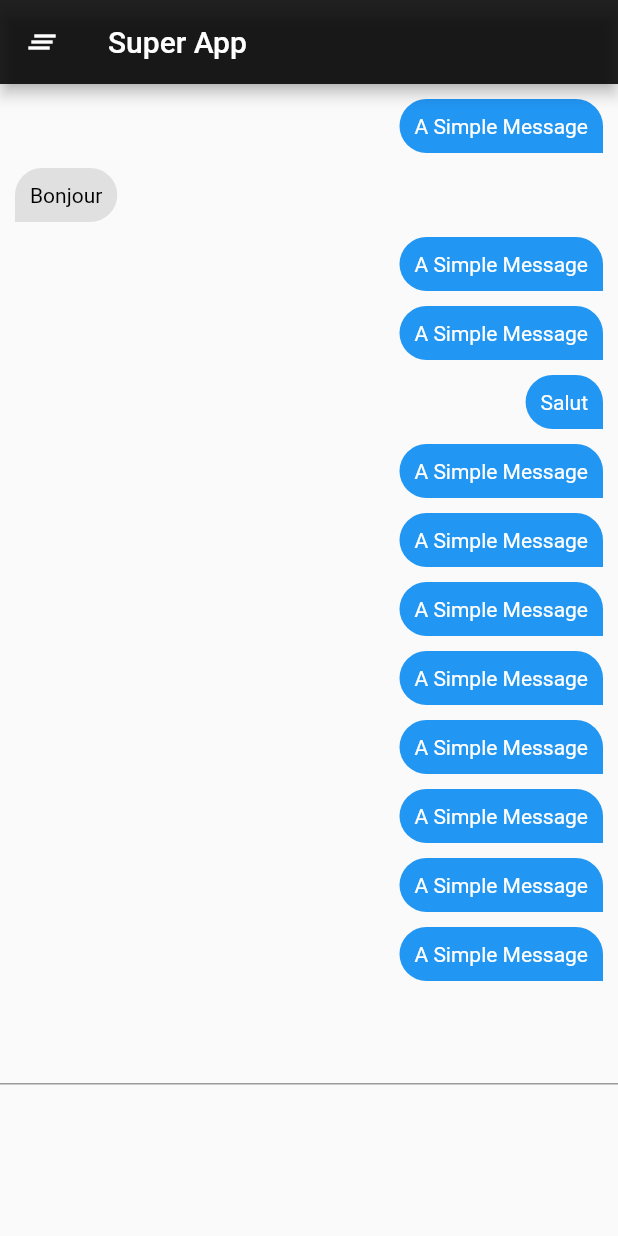
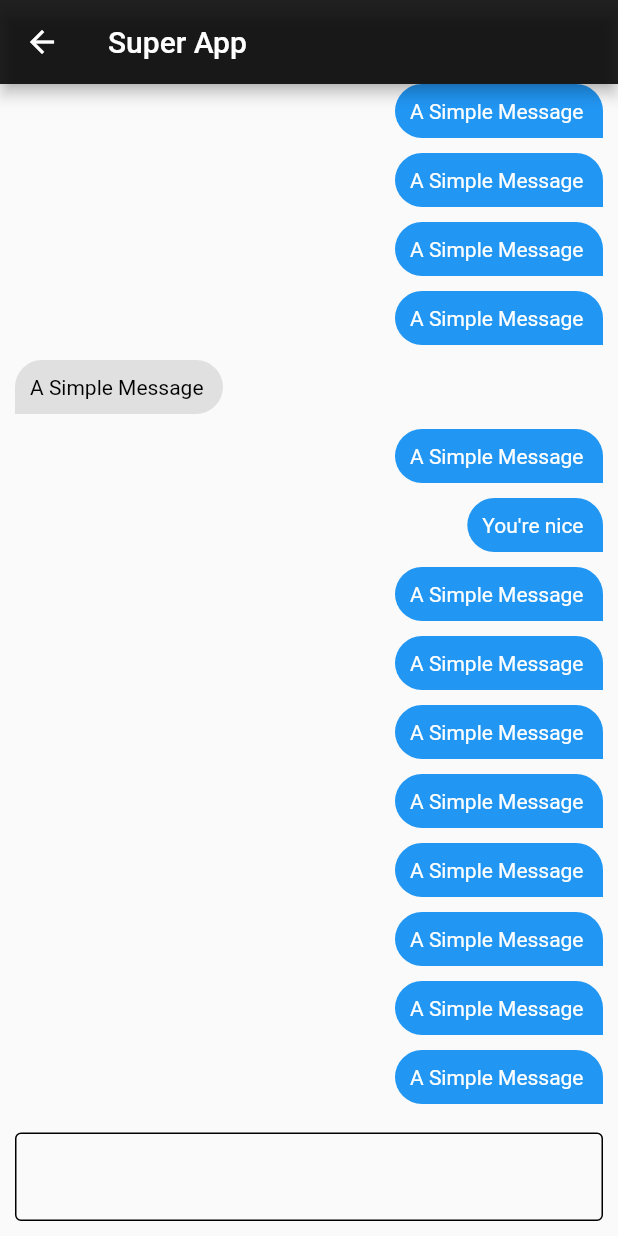
Before and after one commit to Benliam12/SuperProjet, a Flutter app: the ChatBot screen opened directly, on a phone screen of 412 x 824 dp. Run offline on Flutter 3.47's test engine with Material 2 defaults, Android fonts, the phone set to English and light mode, and no system bars.

Commit message:
Put project up to date

```diff
--- a/lib/chatbot.dart
+++ b/lib/chatbot.dart
@@ -8,38 +8,35 @@ class ChatBot extends StatefulWidget {
 }
 
 class _ChatBotState extends State<ChatBot> {
-  void _btn() {}
-
   @override
   Widget build(BuildContext context) {
     return (Scaffold(
       appBar: AppBar(
-        leading: IconButton(
-          icon: Icon(Icons.clear_all),
-          onPressed: _btn,
-        ),
         backgroundColor: Colors.black87,
         title: Text("Super App"),
       ),
       body: Container(
         color: Colors.transparent,
-        child: Wrap(
+        height: MediaQuery.of(context).size.height,
+        child: Column(
           children: <Widget>[
-            Wrap(
+            Expanded(
+              child: ListView(
                 children: <Widget>[
-                Container(
-                  height: 10,
+                  Messages(),
+                  Messages(),
+                  Messages(),
+                  Messages(),
+                  Messages(
+                    reader: false,
                   ),
                   Messages(),
                   Messages(
-                  reader: false,
-                  message: "Bonjour",
+                    message: "You're nice",
                   ),
                   Messages(),
                   Messages(),
-                Messages(
-                  message: "Salut",
-                ),
+                  Messages(),
                   Messages(),
                   Messages(),
                   Messages(),
@@ -50,11 +47,27 @@ class _ChatBotState extends State<ChatBot> {
                   Messages(),
                 ],
               ),
-            TextField(
+            ),
+            Padding(
+              padding: EdgeInsets.all(10.0),
+              child: TextFormField(
+                validator: (value) {
+                  if (value == null) {
+                    return 'Please enter some text';
+                  }
+                  return null;
+                },
                 decoration: InputDecoration(
-                  labelText:
-                      SettingsManager.getInstance().getString("enter_message")),
-            )
+                    focusedBorder: OutlineInputBorder(
+                        borderSide: BorderSide(color: Colors.blue, width: 1.0)),
+                    enabledBorder: OutlineInputBorder(
+                      borderSide: BorderSide(color: Colors.black, width: 1.0),
+                    ),
+                    hintText: "HAHA",
+                    labelText: SettingsManager.getInstance()
+                        .getString("enter_message")),
+              ),
+            ),
           ],
         ),
       ),
@@ -103,9 +116,13 @@ class Messages extends StatelessWidget {
                           bottomRight: Radius.circular(this.readerReader)),
                       color: this.color),
                   padding: EdgeInsets.all(10.0),
-                child:
-                    Text(this.message, style: TextStyle(color: this.textColor)),
-              ),
+                  child: SelectableText(
+                    this.message,
+                    style: TextStyle(color: this.textColor),
+                    toolbarOptions: ToolbarOptions(copy: true),
+                    scrollPhysics: ClampingScrollPhysics(),
+                    maxLines: 1,
+                  )),
             )));
   }
 }
```
Also changed, not shown: pubspec.yaml (+8 -0 lines), pubspec.lock. Lines whose indentation alone changed are shown as unchanged.
